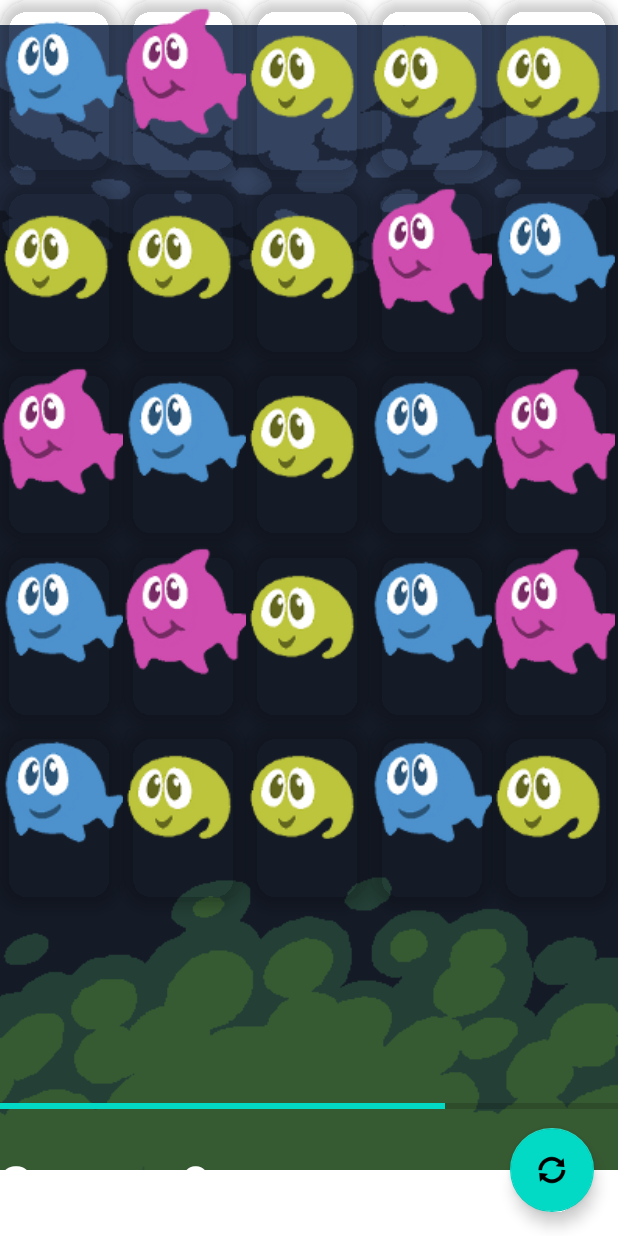
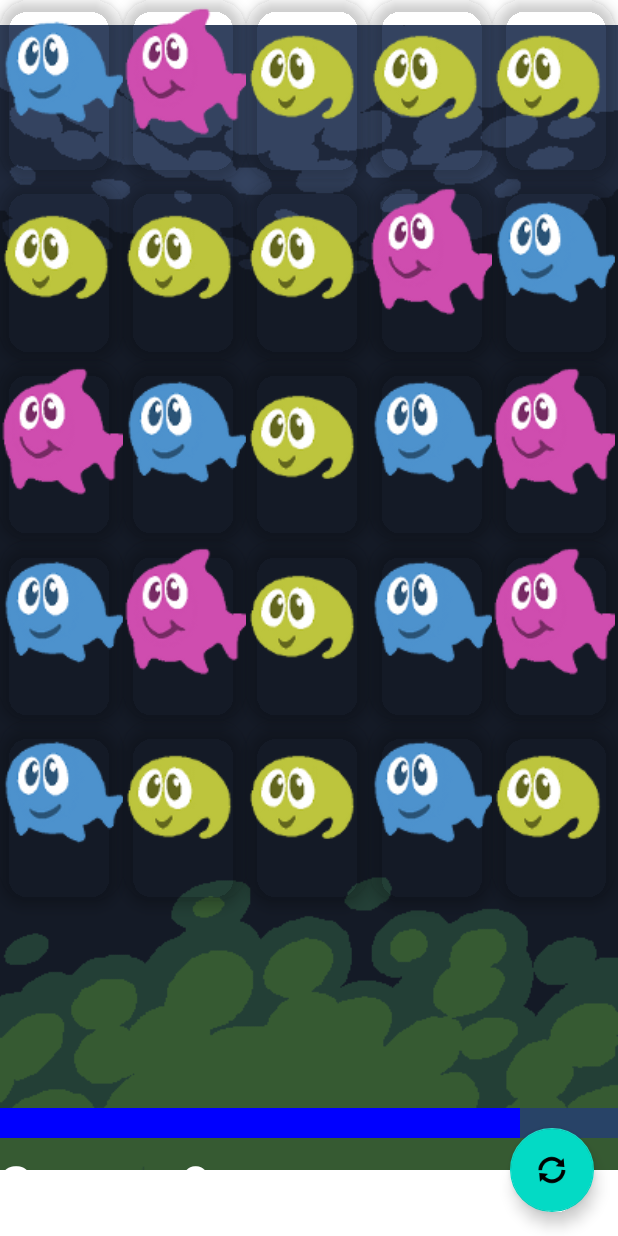
Before and after one commit to bthaus/Fische_Fressen, an Android app: the screen it shows after launch (GameScreen), after a tap on an icon or button, on a phone screen of 412 x 824 dp. Run offline under Robolectric (Android 15) with nearby library versions, the phone set to English and light mode, and no system bars; our stand-ins replace navigation-ui.

Commit message:
bodo: made bubblebar less ugly

```diff
--- a/app/src/main/java/com/example/fische_fressen/GameScreen.java
+++ b/app/src/main/java/com/example/fische_fressen/GameScreen.java
@@ -2,7 +2,9 @@ package com.example.fische_fressen;
 
 import android.content.Intent;
 import android.database.DataSetObserver;
+import android.graphics.Color;
 import android.graphics.Matrix;
+import android.graphics.PorterDuff;
 import android.os.AsyncTask;
 import android.os.Build;
 import android.os.Bundle;
@@ -119,6 +121,7 @@ Global.fishContainerLinkedList.add(new FishContainer(Global.getRandomFish()));
         @RequiresApi(api = Build.VERSION_CODES.N)
         @Override
         public void run() {
+            binding.bubblebar.getProgressDrawable().setColorFilter(Color.BLUE, PorterDuff.Mode.MULTIPLY);
             binding.bubblebar.setProgress(100);
             while(playing){
                 try {
--- a/app/src/main/java/com/example/fische_fressen/utils/Difficulty.java
+++ b/app/src/main/java/com/example/fische_fressen/utils/Difficulty.java
@@ -4,5 +4,6 @@ public enum Difficulty
 {
     EASY,
     MEDIUM,
-    HARD
+    HARD,
+    GAMEJOURNALIST
 }
--- a/app/src/main/res/layout/activity_game_screen.xml
+++ b/app/src/main/res/layout/activity_game_screen.xml
@@ -87,9 +87,11 @@
         android:id="@+id/bubblebar"
         style="?android:attr/progressBarStyleHorizontal"
         android:layout_width="match_parent"
-        android:layout_height="173dp"
+        android:layout_height="147dp"
+        android:layout_gravity="bottom|center_horizontal"
+        android:minWidth="200dp"
 
-        android:minWidth="200dp"
-        android:layout_gravity="bottom|center_horizontal" />
+        android:scaleY="5" />
+
 
 </androidx.coordinatorlayout.widget.CoordinatorLayout>
```
Also changed, not shown: app/src/main/java/com/example/fische_fressen/utils/Global.java (+6 -4 lines).
